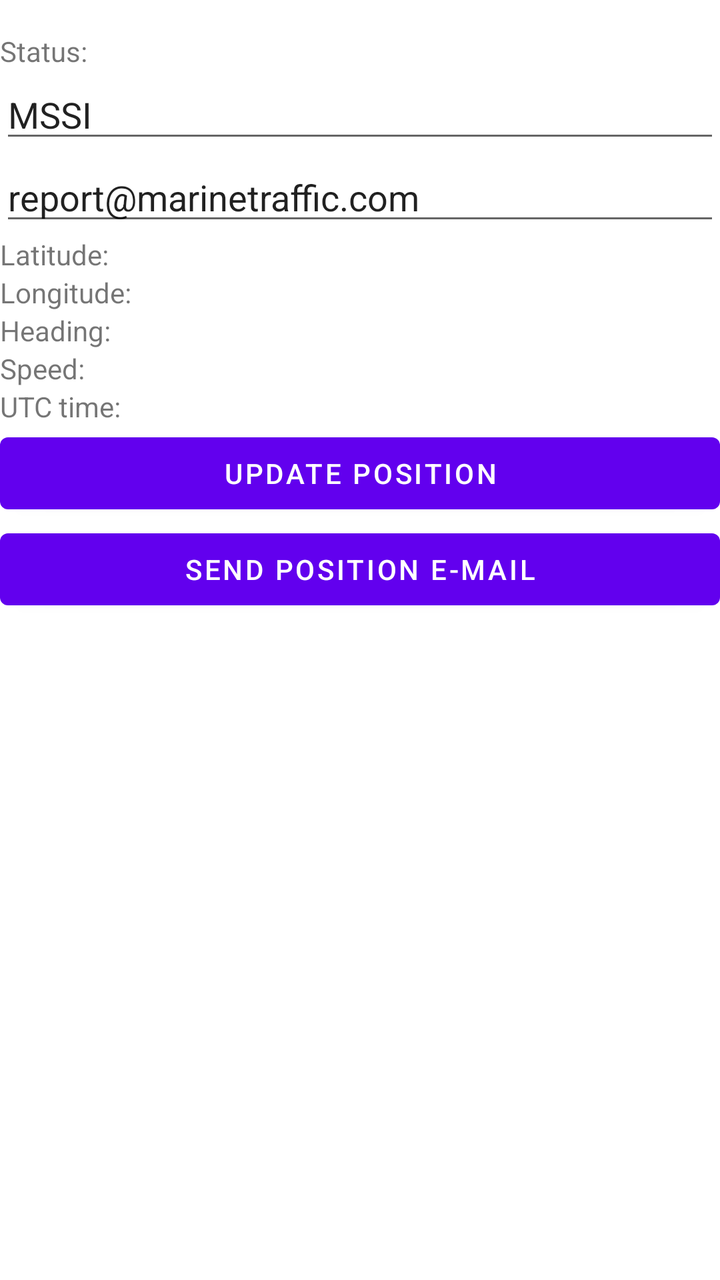
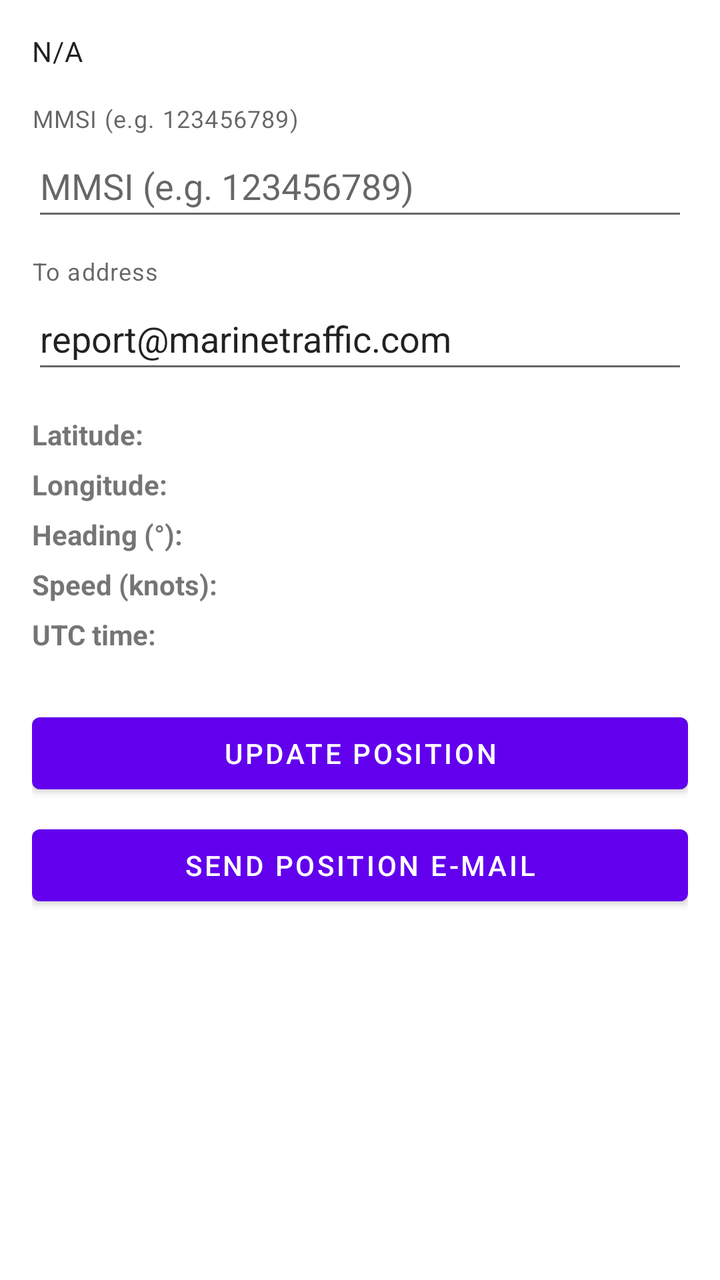

An Android layout rendered at two revisions. The XML below is the earlier revision; the diff shows what the commit changed to produce the second picture.
<!-- AndroidManifest.xml: application theme Theme.ArcToolbox -->
<!-- res/layout/activity_main.xml -->
<?xml version="1.0" encoding="utf-8"?>
<androidx.constraintlayout.widget.ConstraintLayout xmlns:android="http://schemas.android.com/apk/res/android"
    xmlns:app="http://schemas.android.com/apk/res-auto"
    xmlns:tools="http://schemas.android.com/tools"
    android:layout_width="match_parent"
    android:layout_height="match_parent"
    tools:context=".MainActivity">

    <LinearLayout
        android:layout_width="match_parent"
        android:layout_height="match_parent"
        android:layout_marginTop="16dp"
        android:orientation="vertical"
        app:layout_constraintTop_toTopOf="parent">

        <LinearLayout
            android:layout_width="match_parent"
            android:layout_height="wrap_content"
            android:orientation="horizontal">

            <TextView
                android:id="@+id/tvStatus"
                android:layout_width="0dp"
                android:layout_height="wrap_content"
                android:layout_gravity="left"
                android:layout_weight="1"
                android:text="Status: " />

        </LinearLayout>

        <LinearLayout
            android:layout_width="match_parent"
            android:layout_height="wrap_content"
            android:orientation="horizontal">

            <EditText
                android:id="@+id/editMssi"
                android:layout_width="0dp"
                android:layout_height="wrap_content"
                android:layout_gravity="right"
                android:layout_weight="1"
                android:hint="MMSI"
                android:text="MSSI" />
        </LinearLayout>

        <LinearLayout
            android:layout_width="match_parent"
            android:layout_height="wrap_content"
            android:orientation="horizontal">

            <EditText
                android:id="@+id/editEmail"
                android:layout_width="0dp"
                android:layout_height="wrap_content"
                android:layout_gravity="right"
                android:layout_weight="1"
                android:hint="To address"
                android:text="report@marinetraffic.com" />
        </LinearLayout>


        <LinearLayout
            android:layout_width="match_parent"
            android:layout_height="wrap_content"
            android:orientation="horizontal">

            <TextView
                android:id="@+id/textView2"
                android:layout_width="0dp"
                android:layout_height="wrap_content"
                android:layout_gravity="left"
                android:layout_weight="1"
                android:text="Latitude: " />

            <TextView
                android:id="@+id/tvLatitude"
                android:layout_width="0dp"
                android:layout_height="wrap_content"
                android:layout_gravity="right"
                android:layout_weight="1"
                android:text="" />
        </LinearLayout>

        <LinearLayout
            android:layout_width="match_parent"
            android:layout_height="wrap_content"
            android:orientation="horizontal">

            <TextView
                android:id="@+id/textView3"
                android:layout_width="0dp"
                android:layout_height="wrap_content"
                android:layout_gravity="left"
                android:layout_weight="1"
                android:text="Longitude: " />

            <TextView
                android:id="@+id/tvLongitude"
                android:layout_width="0dp"
                android:layout_height="wrap_content"
                android:layout_gravity="right"
                android:layout_weight="1"
                android:text="" />
        </LinearLayout>

        <LinearLayout
            android:layout_width="match_parent"
            android:layout_height="wrap_content"
            android:orientation="horizontal">

            <TextView
                android:id="@+id/textView4"
                android:layout_width="0dp"
                android:layout_height="wrap_content"
                android:layout_gravity="left"
                android:layout_weight="1"
                android:text="Heading: " />

            <TextView
                android:id="@+id/tvBearing"
                android:layout_width="0dp"
                android:layout_height="wrap_content"
                android:layout_gravity="right"
                android:layout_weight="1"
                android:text="" />
        </LinearLayout>

        <LinearLayout
            android:layout_width="match_parent"
            android:layout_height="wrap_content"
            android:orientation="horizontal">

            <TextView
                android:id="@+id/textView5"
                android:layout_width="0dp"
                android:layout_height="wrap_content"
                android:layout_gravity="left"
                android:layout_weight="1"
                android:text="Speed: " />

            <TextView
                android:id="@+id/tvSpeed"
                android:layout_width="0dp"
                android:layout_height="wrap_content"
                android:layout_gravity="right"
                android:layout_weight="1"
                android:text="" />
        </LinearLayout>

        <LinearLayout
            android:layout_width="match_parent"
            android:layout_height="wrap_content"
            android:orientation="horizontal">

            <TextView
                android:id="@+id/textView6"
                android:layout_width="0dp"
                android:layout_height="wrap_content"
                android:layout_gravity="left"
                android:layout_weight="1"
                android:text="UTC time: " />

            <TextView
                android:id="@+id/tvUtctime"
                android:layout_width="0dp"
                android:layout_height="wrap_content"
                android:layout_gravity="right"
                android:layout_weight="1"
                android:text="" />
        </LinearLayout>


        <Button
            android:id="@+id/btnGetLocation"
            android:layout_width="match_parent"
            android:layout_height="wrap_content"
            android:text="Update position" />

        <Button
            android:id="@+id/btnEmail"
            android:layout_width="match_parent"
            android:layout_height="wrap_content"
            android:text="Send position e-mail" />

    </LinearLayout>

</androidx.constraintlayout.widget.ConstraintLayout>
<!-- resources referenced by this layout -->
<resources>
  <style name="Theme.ArcToolbox" parent="Theme.MaterialComponents.DayNight.DarkActionBar">
          
          <item name="colorPrimary">@color/purple_500</item>
          <item name="colorPrimaryVariant">@color/purple_700</item>
          <item name="colorOnPrimary">@color/white</item>
          
          <item name="colorSecondary">@color/teal_200</item>
          <item name="colorSecondaryVariant">@color/teal_700</item>
          <item name="colorOnSecondary">@color/black</item>
          
          <item name="android:statusBarColor" tools:targetApi="l">?attr/colorPrimaryVariant</item>
          
      </style>
  <color name="purple_500">#FF6200EE</color>
  <color name="purple_700">#FF3700B3</color>
  <color name="white">#FFFFFFFF</color>
  <color name="teal_200">#FF03DAC5</color>
  <color name="teal_700">#FF018786</color>
  <color name="black">#FF000000</color>
</resources>

<!-- the commit's change to res/layout/activity_main.xml (unified diff, before → after) -->
@@ -1,187 +1,151 @@
 <?xml version="1.0" encoding="utf-8"?>
-<androidx.constraintlayout.widget.ConstraintLayout xmlns:android="http://schemas.android.com/apk/res/android"
-    xmlns:app="http://schemas.android.com/apk/res-auto"
+<ScrollView xmlns:android="http://schemas.android.com/apk/res/android"
     xmlns:tools="http://schemas.android.com/tools"
+    android:id="@+id/rootScrollView"
     android:layout_width="match_parent"
     android:layout_height="match_parent"
+    android:fillViewport="true"
+    android:fitsSystemWindows="true"
     tools:context=".MainActivity">
 
     <LinearLayout
         android:layout_width="match_parent"
-        android:layout_height="match_parent"
-        android:layout_marginTop="16dp"
+        android:layout_height="wrap_content"
         android:orientation="vertical"
-        app:layout_constraintTop_toTopOf="parent">
+        android:padding="16dp">
 
-        <LinearLayout
+        <TextView
+            android:id="@+id/tvStatus"
             android:layout_width="match_parent"
             android:layout_height="wrap_content"
-            android:orientation="horizontal">
+            android:layout_marginBottom="16dp"
+            android:text="@string/status_na"
+            android:textAppearance="?attr/textAppearanceBody2" />
 
-            <TextView
-                android:id="@+id/tvStatus"
-                android:layout_width="0dp"
-                android:layout_height="wrap_content"
-                android:layout_gravity="left"
-                android:layout_weight="1"
-                android:text="Status: " />
+        <TextView
+            android:layout_width="wrap_content"
+            android:layout_height="wrap_content"
+            android:text="@string/mmsi_hint"
+            android:textAppearance="?attr/textAppearanceCaption" />
 
-        </LinearLayout>
-
-        <LinearLayout
+        <EditText
+            android:id="@+id/editMmsi"
             android:layout_width="match_parent"
             android:layout_height="wrap_content"
-            android:orientation="horizontal">
+            android:layout_marginBottom="12dp"
+            android:autofillHints=""
+            android:hint="@string/mmsi_hint"
+            android:importantForAutofill="no"
+            android:inputType="number"
+            android:minHeight="48dp" />
 
-            <EditText
-                android:id="@+id/editMssi"
-                android:layout_width="0dp"
-                android:layout_height="wrap_content"
-                android:layout_gravity="right"
-                android:layout_weight="1"
-                android:hint="MMSI"
-                android:text="MSSI" />
-        </LinearLayout>
+        <TextView
+            android:layout_width="wrap_content"
+            android:layout_height="wrap_content"
+            android:text="@string/email_hint"
+            android:textAppearance="?attr/textAppearanceCaption" />
 
-        <LinearLayout
+        <EditText
+            android:id="@+id/editEmail"
             android:layout_width="match_parent"
             android:layout_height="wrap_content"
-            android:orientation="horizontal">
+            android:layout_marginBottom="16dp"
+            android:autofillHints="emailAddress"
+            android:hint="@string/email_hint"
+            android:inputType="textEmailAddress"
+            android:minHeight="48dp"
+            android:text="@string/default_email" />
 
-            <EditText
-                android:id="@+id/editEmail"
-                android:layout_width="0dp"
-                android:layout_height="wrap_content"
-                android:layout_gravity="right"
-                android:layout_weight="1"
-                android:hint="To address"
-                android:text="report@marinetraffic.com" />
-        </LinearLayout>
-
-
-        <LinearLayout
+        <TableLayout
             android:layout_width="match_parent"
             android:layout_height="wrap_content"
-            android:orientation="horizontal">
+            android:layout_marginBottom="20dp"
+            android:stretchColumns="1">
 
-            <TextView
-                android:id="@+id/textView2"
-                android:layout_width="0dp"
-                android:layout_height="wrap_content"
-                android:layout_gravity="left"
-                android:layout_weight="1"
-                android:text="Latitude: " />
+            <TableRow android:layout_marginBottom="6dp">
+                <TextView
+                    android:layout_width="wrap_content"
+                    android:layout_height="wrap_content"
+                    android:text="@string/latitude_label"
+                    android:textStyle="bold" />
+                <TextView
+                    android:id="@+id/tvLatitude"
+                    android:layout_width="wrap_content"
+                    android:layout_height="wrap_content"
+                    android:gravity="end"
+                    android:text="" />
+            </TableRow>
 
-            <TextView
-                android:id="@+id/tvLatitude"
-                android:layout_width="0dp"
-                android:layout_height="wrap_content"
-                android:layout_gravity="right"
-                android:layout_weight="1"
-                android:text="" />
-        </LinearLayout>
+            <TableRow android:layout_marginBottom="6dp">
+                <TextView
+                    android:layout_width="wrap_content"
+                    android:layout_height="wrap_content"
+                    android:text="@string/longitude_label"
+                    android:textStyle="bold" />
+                <TextView
+                    android:id="@+id/tvLongitude"
+                    android:layout_width="wrap_content"
+                    android:layout_height="wrap_content"
+                    android:gravity="end"
+                    android:text="" />
+            </TableRow>
 
-        <LinearLayout
-            android:layout_width="match_parent"
-            android:layout_height="wrap_content"
-            android:orientation="horizontal">
+            <TableRow android:layout_marginBottom="6dp">
+                <TextView
+                    android:layout_width="wrap_content"
+                    android:layout_height="wrap_content"
+                    android:text="@string/heading_label"
+                    android:textStyle="bold" />
+                <TextView
+                    android:id="@+id/tvBearing"
+                    android:layout_width="wrap_content"
+                    android:layout_height="wrap_content"
+                    android:gravity="end"
+                    android:text="" />
+            </TableRow>
 
-            <TextView
-                android:id="@+id/textView3"
-                android:layout_width="0dp"
-                android:layout_height="wrap_content"
-                android:layout_gravity="left"
-                android:layout_weight="1"
-                android:text="Longitude: " />
+            <TableRow android:layout_marginBottom="6dp">
+                <TextView
+                    android:layout_width="wrap_content"
+                    android:layout_height="wrap_content"
+                    android:text="@string/speed_label"
+                    android:textStyle="bold" />
+                <TextView
+                    android:id="@+id/tvSpeed"
+                    android:layout_width="wrap_content"
+                    android:layout_height="wrap_content"
+                    android:gravity="end"
+                    android:text="" />
+            </TableRow>
 
-            <TextView
-                android:id="@+id/tvLongitude"
-                android:layout_width="0dp"
-                android:layout_height="wrap_content"
-                android:layout_gravity="right"
-                android:layout_weight="1"
-                android:text="" />
-        </LinearLayout>
-
-        <LinearLayout
-            android:layout_width="match_parent"
-            android:layout_height="wrap_content"
-            android:orientation="horizontal">
-
-            <TextView
-                android:id="@+id/textView4"
-                android:layout_width="0dp"
-                android:layout_height="wrap_content"
-                android:layout_gravity="left"
-                android:layout_weight="1"
-                android:text="Heading: " />
-
-            <TextView
-                android:id="@+id/tvBearing"
-                android:layout_width="0dp"
-                android:layout_height="wrap_content"
-                android:layout_gravity="right"
-                android:layout_weight="1"
-                android:text="" />
-        </LinearLayout>
-
-        <LinearLayout
-            android:layout_width="match_parent"
-            android:layout_height="wrap_content"
-            android:orientation="horizontal">
-
-            <TextView
-                android:id="@+id/textView5"
-                android:layout_width="0dp"
-                android:layout_height="wrap_content"
-                android:layout_gravity="left"
-                android:layout_weight="1"
-                android:text="Speed: " />
-
-            <TextView
-                android:id="@+id/tvSpeed"
-                android:layout_width="0dp"
-                android:layout_height="wrap_content"
-                android:layout_gravity="right"
-                android:layout_weight="1"
-                android:text="" />
-        </LinearLayout>
-
-        <LinearLayout
-            android:layout_width="match_parent"
-            android:layout_height="wrap_content"
-            android:orientation="horizontal">
-
-            <TextView
-                android:id="@+id/textView6"
-                android:layout_width="0dp"
-                android:layout_height="wrap_content"
-                android:layout_gravity="left"
-                android:layout_weight="1"
-                android:text="UTC time: " />
-
-            <TextView
-                android:id="@+id/tvUtctime"
-                android:layout_width="0dp"
-                android:layout_height="wrap_content"
-                android:layout_gravity="right"
-                android:layout_weight="1"
-                android:text="" />
-        </LinearLayout>
-
+            <TableRow android:layout_marginBottom="6dp">
+                <TextView
+                    android:layout_width="wrap_content"
+                    android:layout_height="wrap_content"
+                    android:text="@string/utc_time_label"
+                    android:textStyle="bold" />
+                <TextView
+                    android:id="@+id/tvUtctime"
+                    android:layout_width="wrap_content"
+                    android:layout_height="wrap_content"
+                    android:gravity="end"
+                    android:text="" />
+            </TableRow>
+        </TableLayout>
 
         <Button
             android:id="@+id/btnGetLocation"
             android:layout_width="match_parent"
             android:layout_height="wrap_content"
-            android:text="Update position" />
+            android:layout_marginBottom="8dp"
+            android:text="@string/btn_update_position" />
 
         <Button
             android:id="@+id/btnEmail"
             android:layout_width="match_parent"
             android:layout_height="wrap_content"
-            android:text="Send position e-mail" />
+            android:text="@string/btn_send_email" />
 
     </LinearLayout>
 
-</androidx.constraintlayout.widget.ConstraintLayout>
+</ScrollView>
<!-- resource entries referenced after the edit -->
@@ -1,5 +1,16 @@
 <!-- resources referenced by this layout -->
 <resources>
+  <string name="btn_send_email">Send position e-mail</string>
+  <string name="btn_update_position">Update position</string>
+  <string name="default_email">report@marinetraffic.com</string>
+  <string name="email_hint">To address</string>
+  <string name="heading_label">Heading (°):</string>
+  <string name="latitude_label">Latitude:</string>
+  <string name="longitude_label">Longitude:</string>
+  <string name="mmsi_hint">MMSI (e.g. 123456789)</string>
+  <string name="speed_label">Speed (knots):</string>
+  <string name="status_na">N/A</string>
+  <string name="utc_time_label">UTC time:</string>
   <style name="Theme.ArcToolbox" parent="Theme.MaterialComponents.DayNight.DarkActionBar">
           
           <item name="colorPrimary">@color/purple_500</item>
@@ -10,7 +21,7 @@
           <item name="colorSecondaryVariant">@color/teal_700</item>
           <item name="colorOnSecondary">@color/black</item>
           
-          <item name="android:statusBarColor" tools:targetApi="l">?attr/colorPrimaryVariant</item>
+          <item name="android:statusBarColor">?attr/colorPrimaryVariant</item>
           
       </style>
   <color name="purple_500">#FF6200EE</color>
